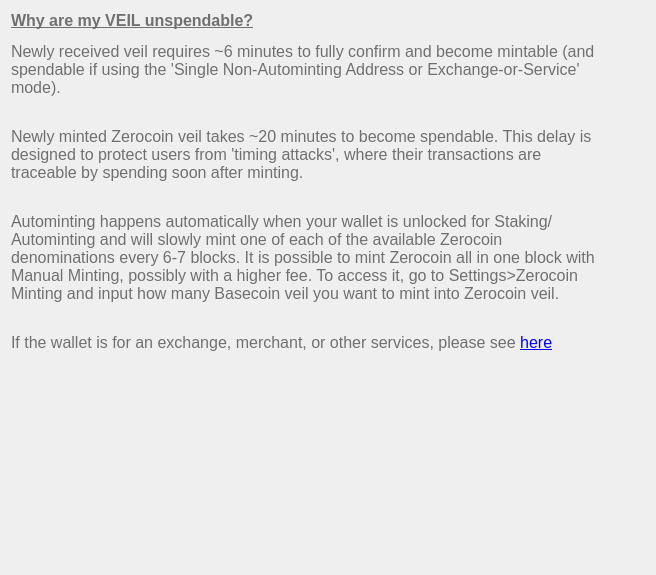
The window that src/qt/veil/forms/settingsfaq04.ui (Veil-Project/veil) describes before a commit, drawn with Qt 5.
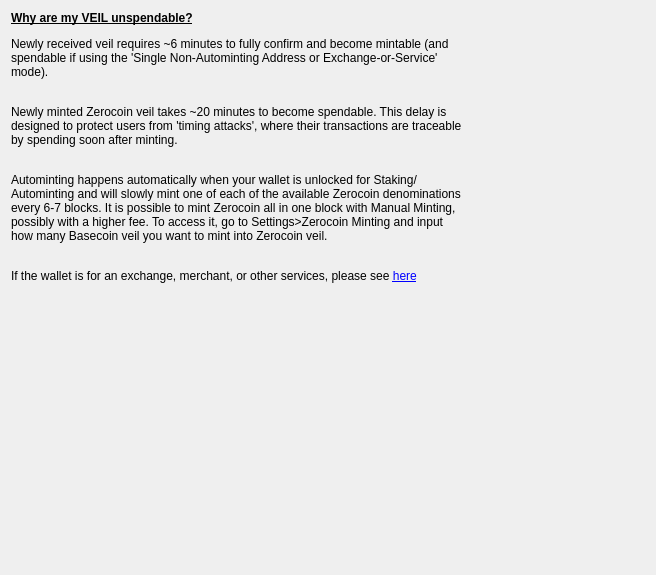
The same window after the commit.

What changed in the file:
```diff
--- a/src/qt/veil/forms/settingsfaq04.ui
+++ b/src/qt/veil/forms/settingsfaq04.ui
@@ -13,10 +13,6 @@
   <property name="windowTitle">
    <string>Form</string>
   </property>
-  <property name="styleSheet">
-   <string notr="true">font-size:16px;
-color:#707070;</string>
-  </property>
   <layout class="QVBoxLayout" name="verticalLayout" stretch="1,0">
    <property name="rightMargin">
     <number>60</number>
@@ -29,9 +25,6 @@
        <height>0</height>
       </size>
      </property>
-     <property name="styleSheet">
-      <string notr="true">font-weight:200;</string>
-     </property>
      <property name="text">
       <string>&lt;html&gt;&lt;head/&gt;&lt;body&gt;&lt;p&gt;&lt;span style=&quot;font-weight:600; text-decoration: underline;&quot;&gt;Why are my VEIL unspendable?&lt;/span&gt;&lt;/p&gt;&lt;p&gt;Newly received veil requires ~6 minutes to fully confirm and become mintable (and spendable if using the 'Single Non-Autominting Address or Exchange-or-Service' mode).&lt;/p&gt;&lt;p&gt;&lt;br/&gt;Newly minted Zerocoin veil takes ~20 minutes to become spendable. This delay is designed to protect users from 'timing attacks', where their transactions are traceable by spending soon after minting.&lt;/p&gt;&lt;p&gt;&lt;br/&gt;Autominting happens automatically when your wallet is unlocked for Staking/Autominting and will slowly mint one of each of the available Zerocoin denominations every 6-7 blocks. It is possible to mint Zerocoin all in one block with Manual Minting, possibly with a higher fee. To access it, go to Settings&amp;gt;Zerocoin Minting and input how many Basecoin veil you want to mint into Zerocoin veil.&lt;/p&gt;&lt;p&gt;&lt;br/&gt;If the wallet is for an exchange, merchant, or other services, please see &lt;a target=&quot;_blank&quot; href=&quot;#&quot;&gt;&lt;span style=&quot; text-decoration: underline; color:#0000ff;&quot;&gt;here&lt;/span&gt;&lt;/a&gt;&lt;/p&gt;&lt;/body&gt;&lt;/html&gt;</string>
      </property>
```
